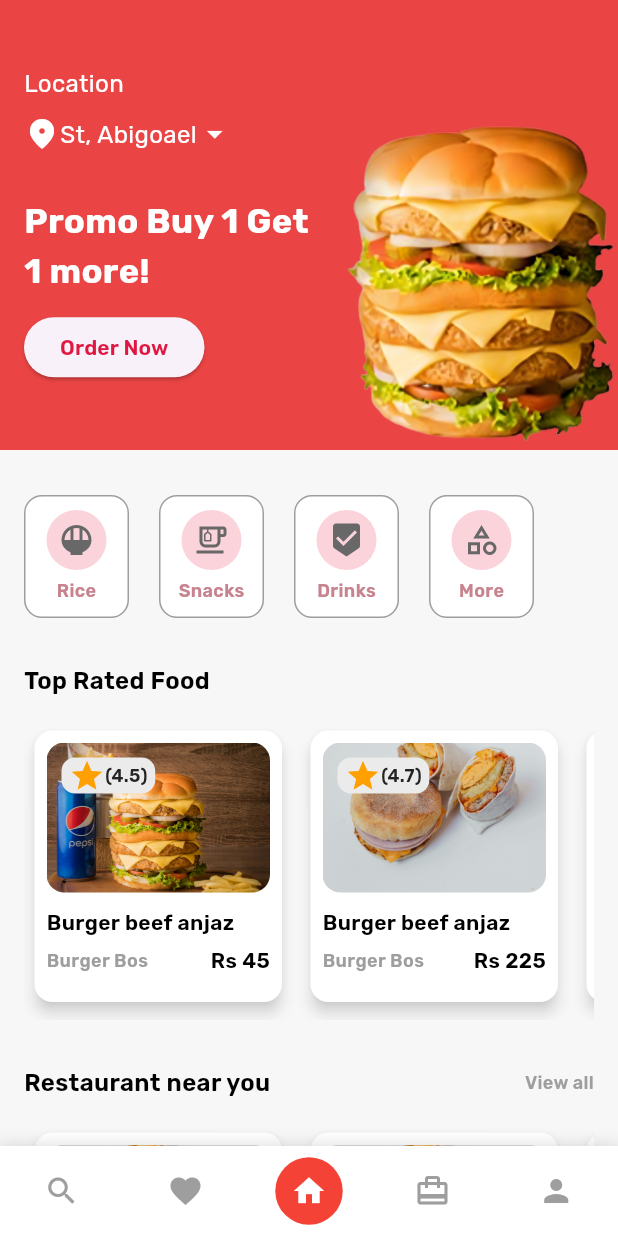
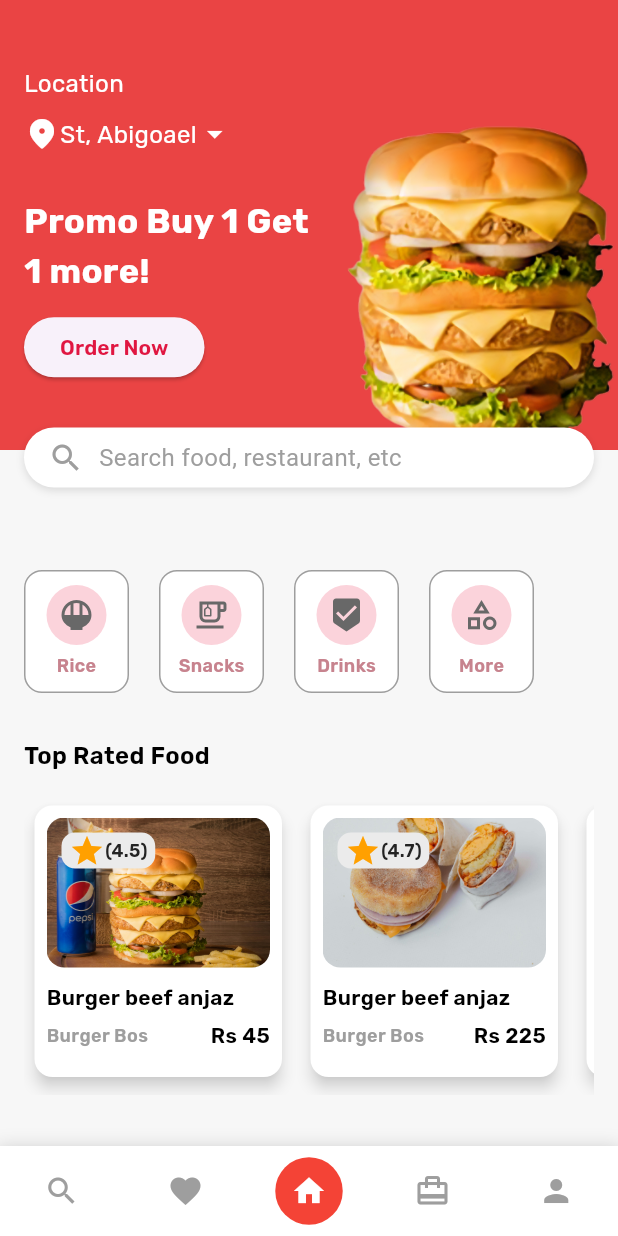
Before and after one commit to AdeebAbubacker/chicking, a Flutter app: the HomeLayout screen opened directly, on a phone screen of 412 x 824 dp. Run offline on Flutter 3.47's test engine with Material 3 defaults, Android fonts, the phone set to English and light mode, and no system bars; our stand-ins replace google_fonts.

Commit message:
search delegate added

```diff
--- a/lib/main.dart
+++ b/lib/main.dart
@@ -1,4 +1,5 @@
 import 'package:auxzon/screens/intro/intro_screen.dart';
+import 'package:auxzon/testing/testing.dart';
 import 'package:flutter/material.dart';
 
 void main() {
--- a/lib/screens/home/sections/section_3.dart
+++ b/lib/screens/home/sections/section_3.dart
@@ -1,6 +1,7 @@
 import 'package:auxzon/core/constants/text_styles.dart';
 import 'package:auxzon/core/model/food_model.dart';
 import 'package:auxzon/core/routes/app_routes.dart';
+import 'package:auxzon/testing/testing.dart';
 import 'package:flutter/material.dart';
 
 class Section3 extends StatelessWidget {
@@ -11,6 +12,10 @@ class Section3 extends StatelessWidget {
     return SingleChildScrollView(
       child: Column(
         crossAxisAlignment: CrossAxisAlignment.start,
+        children: [
+          SizedBox(
+            height: 350,
+            child: Stack(
               children: [
                 Container(
                   width: MediaQuery.of(context).size.width,
@@ -76,6 +81,49 @@ class Section3 extends StatelessWidget {
                         ),
                       ],
                     ),
+                  ),
+                ),
+                Positioned(
+                  bottom: 25, // Pushes the search bar partially outside
+                  left: 16,
+                  right: 16,
+                  child: GestureDetector(
+                    onTap: () {
+                      // Trigger search when tapped
+                      showSearch(
+                        context: context,
+                        delegate:
+                            ProductSearchDelegate(), // Your custom search delegate
+                      );
+                    },
+                    child: Container(
+                      height: 40,
+                      padding: const EdgeInsets.symmetric(horizontal: 16),
+                      decoration: BoxDecoration(
+                        color: Colors.white,
+                        borderRadius: BorderRadius.circular(24),
+                        boxShadow: const [
+                          BoxShadow(
+                            color: Colors.black12,
+                            blurRadius: 4,
+                            offset: Offset(0, 2),
+                          ),
+                        ],
+                      ),
+                      child: const Row(
+                        children: [
+                          Icon(Icons.search, color: Colors.grey),
+                          SizedBox(width: 10),
+                          Text(
+                            'Search food, restaurant, etc',
+                            style: TextStyle(color: Colors.grey, fontSize: 16),
+                          ),
+                        ],
+                      ),
+                    ),
+                  ),
+                ),
+              ],
             ),
           ),
           const SizedBox(height: 30),
--- /dev/null
+++ b/lib/testing/testing.dart
@@ -0,0 +1,153 @@
+import 'package:auxzon/core/model/food_model.dart';
+import 'package:flutter/material.dart';
+
+// SearchDelegate for handling search
+class ProductSearchDelegate extends SearchDelegate {
+  // Food list to search from
+  List<FoodModel> foodList = [
+  const FoodModel(
+      img: 'assets/image-1.jpg',
+      food: 'Burger beef anjaz',
+      shop: 'Burger Bos',
+      price: 'Rs 45',
+      rating: '4.5',
+    ),
+    const FoodModel(
+      img: 'assets/image-2.jpg',
+      food: 'Burger beef anjaz',
+      shop: 'Burger Bos',
+      price: 'Rs 225',
+      rating: '4.7',
+    ),
+    const FoodModel(
+      img: 'assets/image-3.jpg',
+      food: 'Burger beef anjaz',
+      shop: 'Burger Bos',
+      price: 'Rs 115',
+      rating: '3.7',
+    ),
+    const FoodModel(
+      img: 'assets/image-4.jpg',
+      food: 'Burger beef anjaz',
+      shop: 'Burger Bos',
+      price: 'Rs 230',
+      rating: '4.0',
+    ),
+    const FoodModel(
+      img: 'assets/image-5.jpg',
+      food: 'Burger beef anjaz',
+      shop: 'Burger Bos',
+      price: 'Rs 100',
+      rating: '3.5',
+    ),
+    const FoodModel(
+      img: 'assets/image-6.jpg',
+      food: 'Burger beef anjaz',
+      shop: 'Burger Bos',
+      price: 'Rs 250',
+      rating: '4.9',
+    ),
+    const FoodModel(
+      img: 'assets/image-7.jpg',
+      food: 'Burger beef anjaz',
+      shop: 'Burger Bos',
+      price: 'Rs 300',
+      rating: '4.5',
+    ),
+  ];
+
+  List<FoodModel> filteredList = [];
+
+  @override
+  ThemeData appBarTheme(BuildContext context) {
+    return ThemeData(
+      appBarTheme: const AppBarTheme(
+        color: Colors.white, // Set the appbar background to white
+        iconTheme: IconThemeData(color: Colors.black), // Icons color
+      ),
+      scaffoldBackgroundColor: Colors.white, // Background of the body
+    );
+  }
+
+  @override
+  List<Widget> buildActions(BuildContext context) {
+    // Action buttons on the app bar (like clear search text)
+    return [
+      IconButton(
+        icon: const Icon(Icons.clear),
+        onPressed: () {
+          query = ''; // Clear the search field
+          showSuggestions(context); // Show all suggestions again
+        },
+      ),
+    ];
+  }
+
+  @override
+  Widget buildLeading(BuildContext context) {
+    // Leading icon (back arrow to exit search)
+    return IconButton(
+      icon: const Icon(Icons.arrow_back),
+      onPressed: () {
+        close(context, null); // Close the search
+      },
+    );
+  }
+
+  @override
+  Widget buildResults(BuildContext context) {
+    // Filtered search results
+    filteredList = foodList
+        .where((food) => food.food.toLowerCase().contains(query.toLowerCase()))
+        .toList();
+
+    if (filteredList.isEmpty) {
+      return const Center(
+        child: Text('No food found.'),
+      );
+    }
+
+    return _buildListView(filteredList, context);
+  }
+
+  @override
+  Widget buildSuggestions(BuildContext context) {
+    // Show suggestions as the user types
+    filteredList = foodList
+        .where((food) => food.food.toLowerCase().contains(query.toLowerCase()))
+        .toList();
+
+    return _buildListView(filteredList, context);
+  }
+
+  Widget _buildListView(List<FoodModel> list, BuildContext context) {
+    return ListView.builder(
+      itemCount: list.length,
+      itemBuilder: (context, index) {
+        return ListTile(
+          leading: Image.asset(
+            list[index].img,
+            width: 50,
+            height: 50,
+            fit: BoxFit.cover,
+          ),
+          title: Text(list[index].food),
+          subtitle: Text('${list[index].price} - ${list[index].shop}'),
+          trailing: IconButton(
+            icon: const Icon(Icons.close, color: Colors.red),
+            onPressed: () {
+              // Remove the item from the original list
+              foodList.remove(list[index]);
+              query = ''; // Clear the search query to update suggestions
+              showSuggestions(context); // Refresh suggestions
+            },
+          ),
+          onTap: () {
+            query = list[index].food; // Set the search query
+            showResults(context); // Show the results based on the suggestion
+          },
+        );
+      },
+    );
+  }
+}
```
Lines whose indentation alone changed are shown as unchanged.
